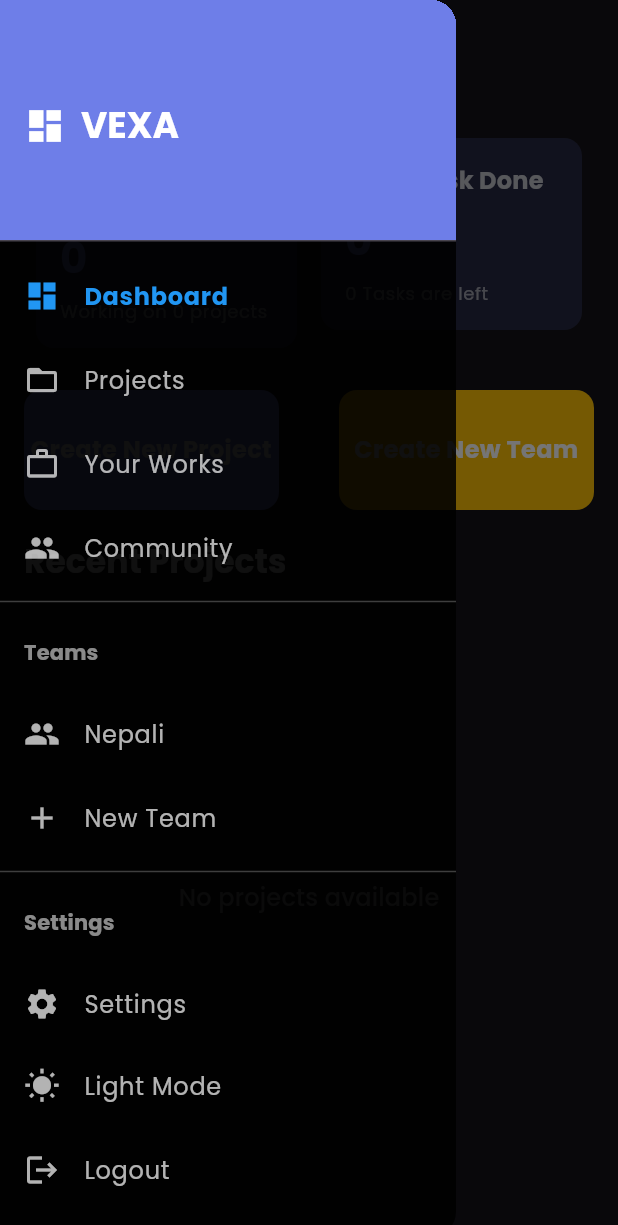
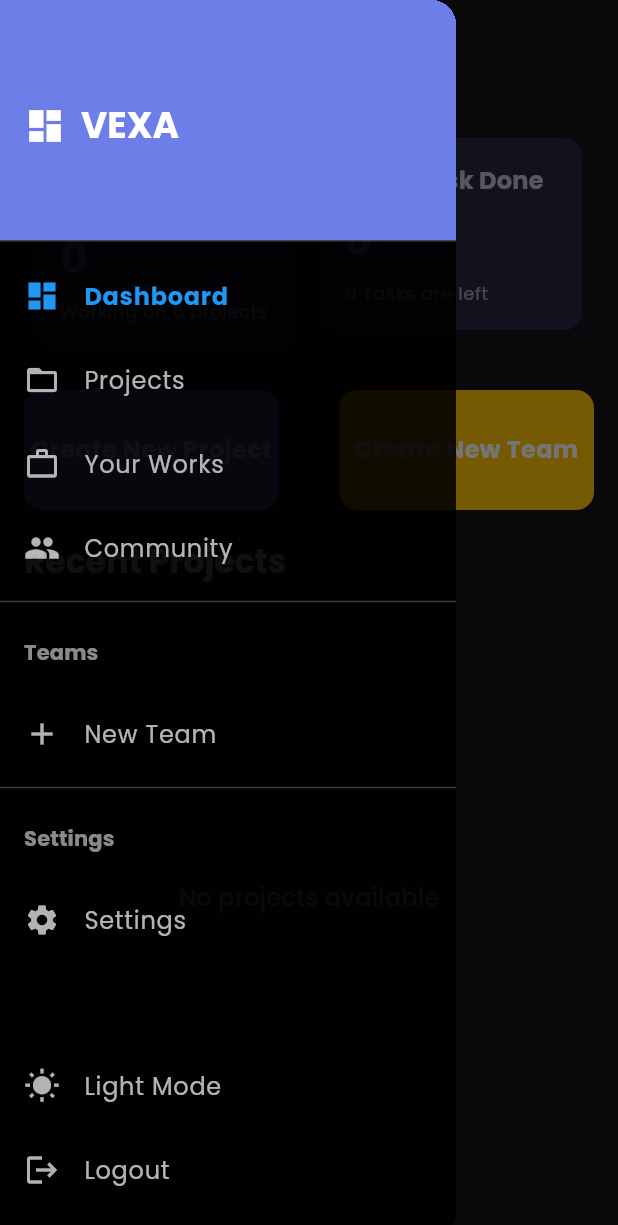
Before and after one commit to aayushGhimire321/vexa_mobile-App, a Flutter app: the DashboardScreen screen opened by its route, with the side drawer open, on a phone screen of 412 x 824 dp. Shown: the top 1225 px of the screen. Run offline on Flutter 3.47's test engine with Material 3 defaults, Android fonts, the phone set to English and light mode, and no system bars; our stand-ins replace google_fonts.

Commit message:
Deletion of one sidebar

```diff
--- a/lib/widgets/sidebar.dart
+++ b/lib/widgets/sidebar.dart
@@ -6,7 +6,6 @@ import 'package:vexa/screens/settings_page.dart';
 import 'package:vexa/screens/your_works_page.dart';
 
 import '../screens/dashboard_screen.dart';
-import '../screens/nepaliteampage.dart';
 
 class Sidebar extends StatelessWidget {
   final Function(String) onItemSelected;
@@ -103,16 +102,6 @@ class Sidebar extends StatelessWidget {
                 ),
                 _buildSidebarItem(
                   context,
-                  icon: Icons.group,
-                  title: "Nepali",
-                  isSelected: selectedItem == "Nepali Team",
-                  onTap: () => Navigator.push(
-                    context,
-                    MaterialPageRoute(builder: (context) => NepaliTeamPage()),
-                  ),
-                ),
-                _buildSidebarItem(
-                  context,
                   icon: Icons.add,
                   title: "New Team",
                   isSelected: selectedItem == "New Team",
```
Also changed, not shown: lib/screens/nepaliteampage.dart (deleted, +0 -16 lines).
